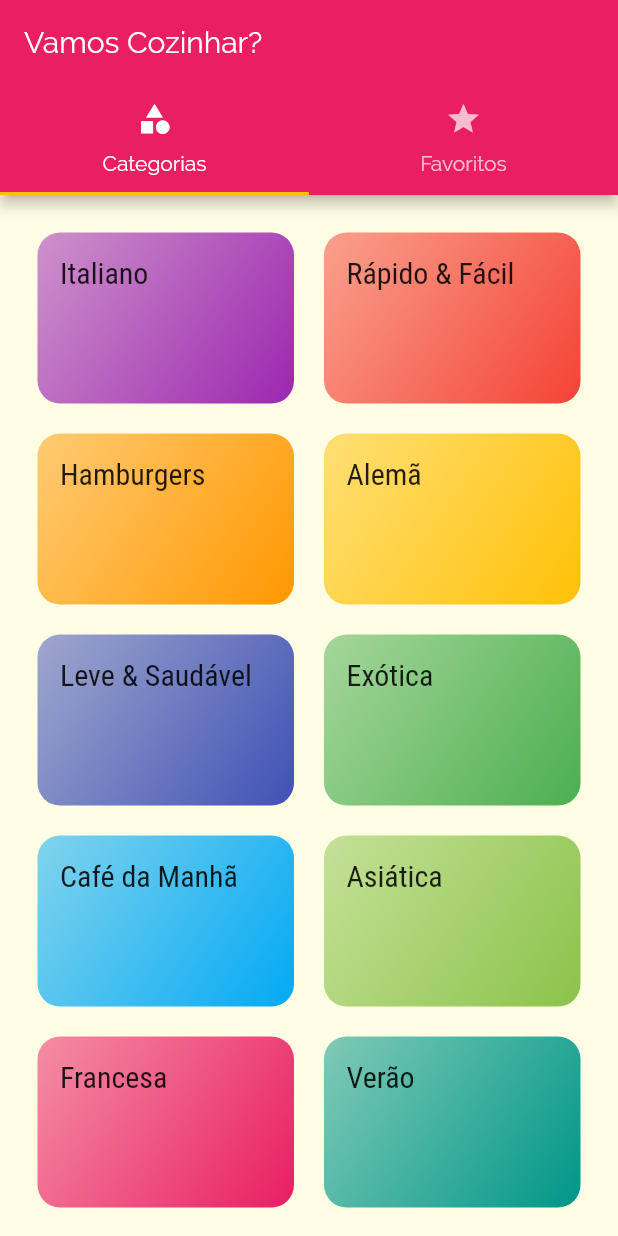
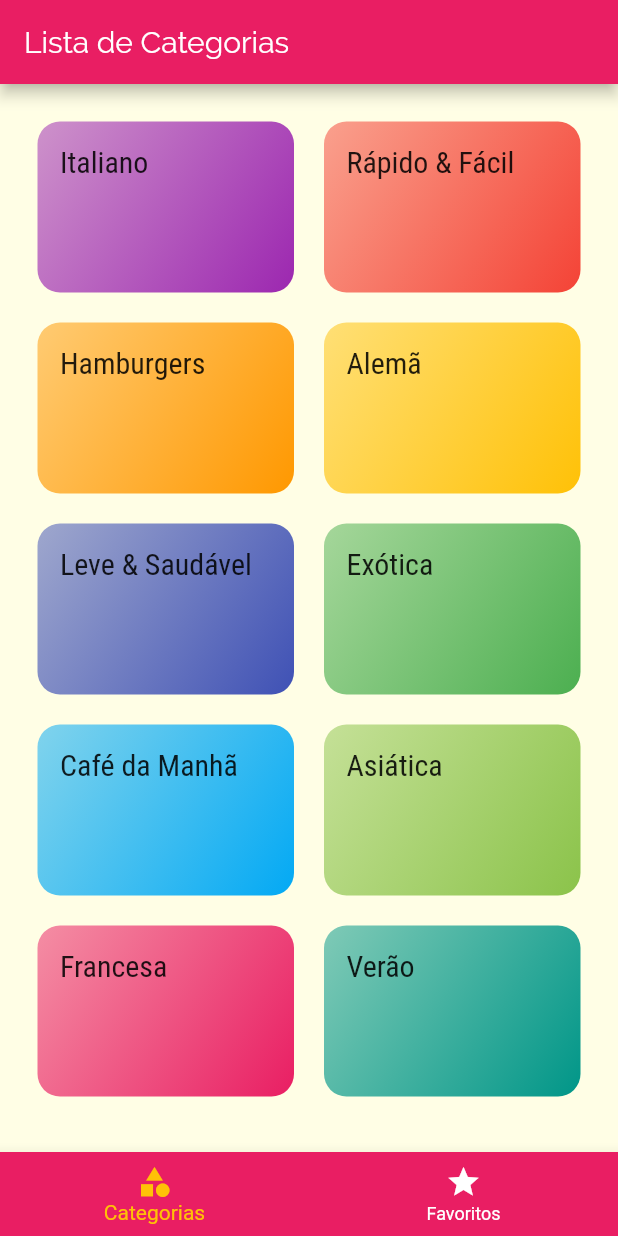
Before and after one commit to lincolnarrais/projeto_refeicoes, a Flutter app: the screen it shows after launch, on a phone screen of 412 x 824 dp. Run offline on Flutter 3.47's test engine with Material 2 defaults, Android fonts, the phone set to English and light mode, and no system bars.

Commit message:
Movemos a TabBar (barra de abas) do bottom da AppBar (na parte superior da tela) para a parte inferior usando a bottomNavigationBar do Scaffold.

```diff
--- a/lib/main.dart
+++ b/lib/main.dart
@@ -2,7 +2,6 @@ import 'package:flutter/material.dart';
 
 import 'screens/tabs_screen.dart';
 import 'screens/categories_meals_screen.dart';
-import 'screens/categories_screen.dart';
 import 'screens/meal_detail_screen.dart';
 
 import 'utils/app_routes.dart';
--- a/lib/screens/tabs_screen.dart
+++ b/lib/screens/tabs_screen.dart
@@ -3,33 +3,47 @@ import 'package:flutter/material.dart';
 import 'categories_screen.dart';
 import 'favorite_screen.dart';
 
-class TabsScreen extends StatelessWidget {
+class TabsScreen extends StatefulWidget {
+  @override
+  _TabsScreenState createState() => _TabsScreenState();
+}
+
+class _TabsScreenState extends State<TabsScreen> {
+  int _selectedScreenIndex = 0;
+  final List<Map<String, Object>> _screens = [
+    {'title': 'Lista de Categorias', 'screen': CategoriesScreen()},
+    {'title': 'Meus Favoritos', 'screen': FavoriteScreen()},
+  ];
+
+  _selectScreen(int index) {
+    setState(() => _selectedScreenIndex = index);
+  }
+
   @override
   Widget build(BuildContext context) {
-    return DefaultTabController(
-      length: 2,
-      child: Scaffold(
-        appBar: AppBar(
-          title: Text('Vamos Cozinhar?'),
-          bottom: TabBar(
-            tabs: [
-              Tab(
-                icon: Icon(Icons.category),
-                text: 'Categorias',
-              ),
-              Tab(
-                icon: Icon(Icons.star),
-                text: 'Favoritos',
-              ),
-            ],
+    return Scaffold(
+      appBar: AppBar(
+        title: Text(
+          _screens[_selectedScreenIndex]['title'],
+        ),
+      ),
+      body: _screens[_selectedScreenIndex]['screen'],
+      bottomNavigationBar: BottomNavigationBar(
+        onTap: _selectScreen,
+        backgroundColor: Theme.of(context).primaryColor,
+        unselectedItemColor: Colors.white,
+        selectedItemColor: Theme.of(context).accentColor,
+        currentIndex: _selectedScreenIndex,
+        items: [
+          BottomNavigationBarItem(
+            icon: Icon(Icons.category),
+            title: Text('Categorias'),
           ),
-        ),
-        body: TabBarView(
-          children: [
-            CategoriesScreen(),
-            FavoriteScreen()
-          ],
-        ),
+          BottomNavigationBarItem(
+            icon: Icon(Icons.star),
+            title: Text('Favoritos'),
+          ),
+        ],
       ),
     );
   }
```
